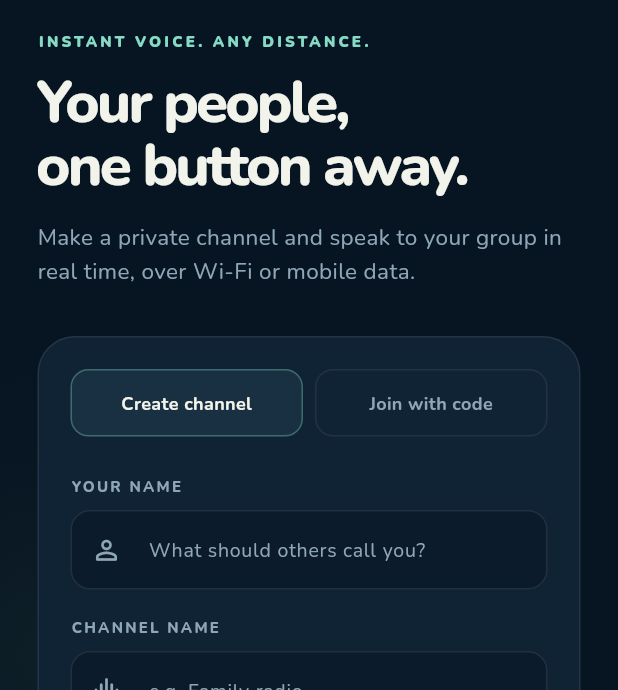
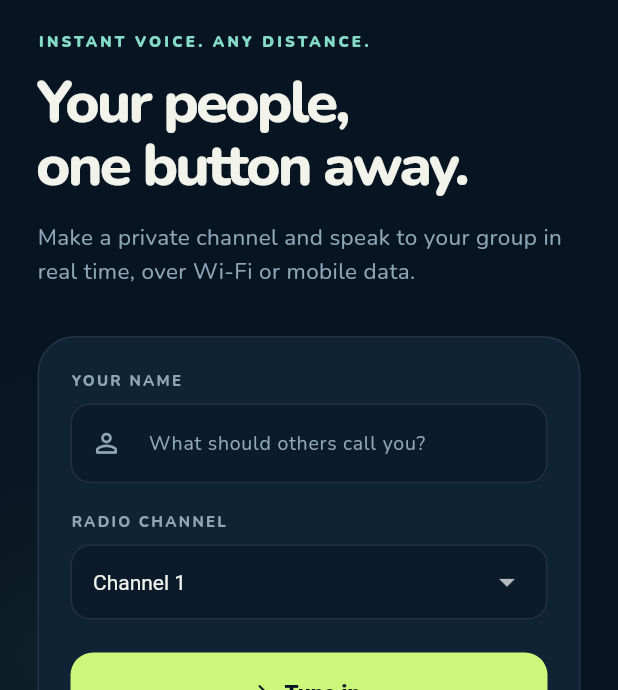
Before and after one commit to AWorthySG/WALKIETALKIECOCKIE, a Flutter app: the screen it shows after launch, on a phone screen of 412 x 824 dp, the part 546-1236 px from its top. Run offline on Flutter 3.47's test engine with Material 3 defaults, Android fonts, the phone set to English and light mode, and no system bars; our stand-ins replace shared_preferences; missing offline and left inert: livekit_client.

Commit message:
Use shared numbered channels and local lease timing in the Flutter app
The phone app still created private invite-code channels, so phone users
could not meet browser users. It now tunes to channels 1-20 and times the
speaking lease from leaseDurationMs, as the browser client does.

Co-Authored-By: Claude Opus 5.5 <noreply@anthropic.com>
Claude-Session: https://claude.ai/code/session_01RgNf2iAoGVtbDp49QmC2Tq

```diff
--- a/mobile/lib/api.dart
+++ b/mobile/lib/api.dart
@@ -73,6 +73,14 @@ class FloorStatus {
   final String? speaker;
 }
 
+/// Times a lease with this device's clock when the server reports its duration,
+/// so a phone clock ahead of the server cannot cancel every press.
+int leaseExpiry(Map<String, dynamic> response, {int? now}) {
+  final duration = response['leaseDurationMs'];
+  if (duration is int) return (now ?? DateTime.now().millisecondsSinceEpoch) + duration;
+  return response['expiresAt'] as int;
+}
+
 class RelayApi {
   RelayApi({http.Client? client}) : _http = client ?? http.Client();
   final http.Client _http;
@@ -122,20 +130,12 @@ class RelayApi {
     }
   }
 
-  Future<ChannelSession> createChannel(String name, String displayName) async {
+  /// Joins one of the 20 shared numbered channels used by the browser app.
+  Future<ChannelSession> tuneChannel(int number, String displayName) async {
     final response = await _request(
       'POST',
-      '/v1/channels',
-      body: {'name': name, 'displayName': displayName},
-    );
-    return ChannelSession.fromJson(response);
-  }
-
-  Future<ChannelSession> joinChannel(String code, String displayName) async {
-    final response = await _request(
-      'POST',
-      '/v1/channels/join',
-      body: {'code': code, 'displayName': displayName},
+      '/v1/channels/tune',
+      body: {'number': number, 'displayName': displayName},
     );
     return ChannelSession.fromJson(response);
   }
@@ -146,7 +146,7 @@ class RelayApi {
       '/v1/floor/claim',
       token: token,
     );
-    return FloorLease(id: response['leaseId'] as String, expiresAt: response['expiresAt'] as int);
+    return FloorLease(id: response['leaseId'] as String, expiresAt: leaseExpiry(response));
   }
 
   Future<int> renewFloor(String token, String leaseId) async {
@@ -156,7 +156,7 @@ class RelayApi {
       token: token,
       body: {'leaseId': leaseId},
     );
-    return response['expiresAt'] as int;
+    return leaseExpiry(response);
   }
 
   Future<void> releaseFloor(String token, String leaseId) async {
--- a/mobile/lib/main.dart
+++ b/mobile/lib/main.dart
@@ -68,9 +68,8 @@ class _RelayHomeState extends State<RelayHome> {
   late final RelayApi _api;
   late final RadioController _radio;
   final _name = TextEditingController();
-  final _channelName = TextEditingController();
-  final _inviteCode = TextEditingController();
-  bool _creating = true;
+  static const _channelCount = 20;
+  int _channel = 1;
   bool _loading = false;
   bool _showParticipants = false;
   String? _formError;
@@ -85,7 +84,10 @@ class _RelayHomeState extends State<RelayHome> {
 
   Future<void> _loadName() async {
     final prefs = await SharedPreferences.getInstance();
-    if (mounted && _name.text.isEmpty) _name.text = prefs.getString('relay_display_name') ?? '';
+    if (!mounted) return;
+    if (_name.text.isEmpty) _name.text = prefs.getString('relay_display_name') ?? '';
+    final saved = prefs.getInt('relay_channel');
+    if (saved != null && saved >= 1 && saved <= _channelCount) setState(() => _channel = saved);
   }
 
   void _refresh() {
@@ -98,36 +100,23 @@ class _RelayHomeState extends State<RelayHome> {
     _radio.dispose();
     _api.dispose();
     _name.dispose();
-    _channelName.dispose();
-    _inviteCode.dispose();
     super.dispose();
   }
 
   Future<void> _enter() async {
     final displayName = _name.text.trim();
-    final channel = _channelName.text.trim();
-    final code = _inviteCode.text.trim();
     if (displayName.length < 2) {
       setState(() => _formError = 'Enter a name of at least 2 characters.');
-      return;
-    }
-    if (_creating && channel.length < 2) {
-      setState(() => _formError = 'Give your channel a name.');
-      return;
-    }
-    if (!_creating && code.isEmpty) {
-      setState(() => _formError = 'Enter the invite code you received.');
       return;
     }
     FocusScope.of(context).unfocus();
     setState(() { _loading = true; _formError = null; });
     try {
-      final session = _creating
-          ? await _api.createChannel(channel, displayName)
-          : await _api.joinChannel(code, displayName);
+      final session = await _api.tuneChannel(_channel, displayName);
       await _radio.open(session);
       final prefs = await SharedPreferences.getInstance();
       await prefs.setString('relay_display_name', displayName);
+      await prefs.setInt('relay_channel', _channel);
     } catch (e) {
       if (mounted) setState(() => _formError = e.toString());
     } finally {
@@ -192,27 +181,33 @@ class _RelayHomeState extends State<RelayHome> {
               child: Column(
                 crossAxisAlignment: CrossAxisAlignment.start,
                 children: [
-                  Row(children: [
-                    Expanded(child: _ModeButton(
-                      label: 'Create channel', selected: _creating,
-                      onTap: () => setState(() { _creating = true; _formError = null; }),
-                    )),
-                    const SizedBox(width: 8),
-                    Expanded(child: _ModeButton(
-                      label: 'Join with code', selected: !_creating,
-                      onTap: () => setState(() { _creating = false; _formError = null; }),
-                    )),
-                  ]),
-                  const SizedBox(height: 26),
                   const _FieldLabel('YOUR NAME'),
                   const SizedBox(height: 8),
                   _TextField(controller: _name, hint: 'What should others call you?', icon: Icons.person_outline_rounded, maxLength: 24),
                   const SizedBox(height: 18),
-                  _FieldLabel(_creating ? 'CHANNEL NAME' : 'INVITE CODE'),
+                  const _FieldLabel('RADIO CHANNEL'),
                   const SizedBox(height: 8),
-                  _creating
-                      ? _TextField(controller: _channelName, hint: 'e.g. Family radio', icon: Icons.graphic_eq_rounded, maxLength: 40)
-                      : _TextField(controller: _inviteCode, hint: 'XXXX-XXXX-XXXX-XXXX', icon: Icons.key_rounded, maxLength: 30, caps: true),
+                  Container(
+                    padding: const EdgeInsets.symmetric(horizontal: 14),
+                    decoration: BoxDecoration(
+                      color: ink.withValues(alpha: .55),
+                      borderRadius: BorderRadius.circular(13),
+                      border: Border.all(color: Colors.white.withValues(alpha: .09)),
+                    ),
+                    child: DropdownButtonHideUnderline(
+                      child: DropdownButton<int>(
+                        value: _channel,
+                        isExpanded: true,
+                        dropdownColor: panel,
+                        style: const TextStyle(color: cream, fontSize: 14),
+                        items: [
+                          for (var n = 1; n <= _channelCount; n++)
+                            DropdownMenuItem(value: n, child: Text('Channel $n')),
+                        ],
+                        onChanged: _loading ? null : (n) => setState(() => _channel = n ?? _channel),
+                      ),
+                    ),
+                  ),
                   if (_formError != null) ...[
                     const SizedBox(height: 16),
                     Text(_formError!, style: const TextStyle(color: danger, fontSize: 13)),
@@ -222,8 +217,8 @@ class _RelayHomeState extends State<RelayHome> {
                     onPressed: _loading ? null : _enter,
                     icon: _loading
                         ? const SizedBox(width: 17, height: 17, child: CircularProgressIndicator(strokeWidth: 2, color: ink))
-                        : Icon(_creating ? Icons.arrow_forward_rounded : Icons.login_rounded),
-                    label: Text(_loading ? 'Connecting…' : (_creating ? 'Create & connect' : 'Join channel')),
+                        : const Icon(Icons.arrow_forward_rounded),
+                    label: Text(_loading ? 'Tuning in…' : 'Tune in'),
                     style: FilledButton.styleFrom(
                       minimumSize: const Size.fromHeight(55),
                       backgroundColor: green, foregroundColor: ink,
@@ -236,9 +231,9 @@ class _RelayHomeState extends State<RelayHome> {
             ),
             const SizedBox(height: 22),
             const Row(children: [
-              Icon(Icons.lock_outline_rounded, size: 16, color: mint),
+              Icon(Icons.radio_rounded, size: 16, color: mint),
               SizedBox(width: 9),
-              Expanded(child: Text('Only people with your invite code can join.', style: TextStyle(color: secondary, fontSize: 12))),
+              Expanded(child: Text('Shared channels. Anyone with this app can tune in to the same number.', style: TextStyle(color: secondary, fontSize: 12))),
             ]),
           ],
         ),
@@ -440,31 +435,6 @@ class _Eyebrow extends StatelessWidget {
     style: const TextStyle(color: mint, fontSize: 10, fontWeight: FontWeight.w900, letterSpacing: 2.1));
 }
 
-class _ModeButton extends StatelessWidget {
-  const _ModeButton({required this.label, required this.selected, required this.onTap});
-  final String label;
-  final bool selected;
-  final VoidCallback onTap;
-  @override
-  Widget build(BuildContext context) => Material(
-    color: selected ? panelHighlight : Colors.transparent,
-    borderRadius: BorderRadius.circular(12),
-    child: InkWell(
-      onTap: onTap, borderRadius: BorderRadius.circular(12),
-      child: Container(
-        padding: const EdgeInsets.symmetric(vertical: 13, horizontal: 5),
-        decoration: BoxDecoration(
-          border: Border.all(color: selected ? mint.withValues(alpha: .35) : Colors.white.withValues(alpha: .07)),
-          borderRadius: BorderRadius.circular(12),
-        ),
-        child: Text(label, textAlign: TextAlign.center, style: TextStyle(
-          color: selected ? cream : secondary, fontWeight: FontWeight.w700, fontSize: 12,
-        )),
-      ),
-    ),
-  );
-}
-
 class _FieldLabel extends StatelessWidget {
   const _FieldLabel(this.label);
   final String label;
@@ -474,17 +444,16 @@ class _FieldLabel extends StatelessWidget {
 }
 
 class _TextField extends StatelessWidget {
-  const _TextField({required this.controller, required this.hint, required this.icon, required this.maxLength, this.caps = false});
+  const _TextField({required this.controller, required this.hint, required this.icon, required this.maxLength});
   final TextEditingController controller;
   final String hint;
   final IconData icon;
   final int maxLength;
-  final bool caps;
   @override
   Widget build(BuildContext context) => TextField(
     controller: controller,
     maxLength: maxLength,
-    textCapitalization: caps ? TextCapitalization.characters : TextCapitalization.sentences,
+    textCapitalization: TextCapitalization.sentences,
     style: const TextStyle(color: cream, fontSize: 14),
     decoration: InputDecoration(
       filled: true,
```
Also changed, not shown: 3 other files.
